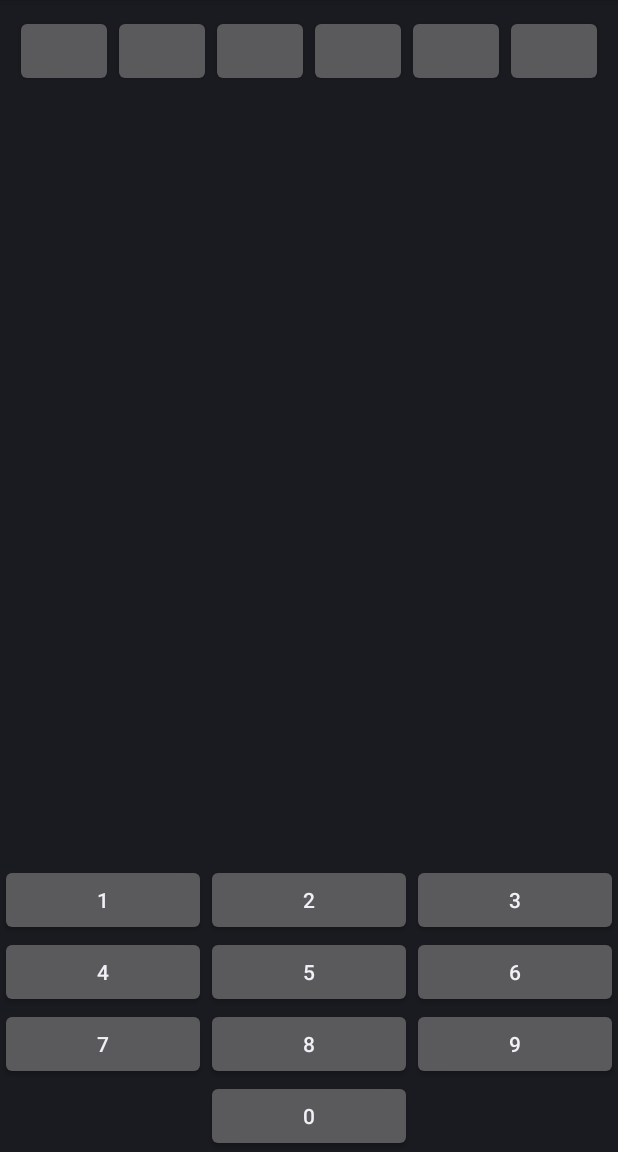
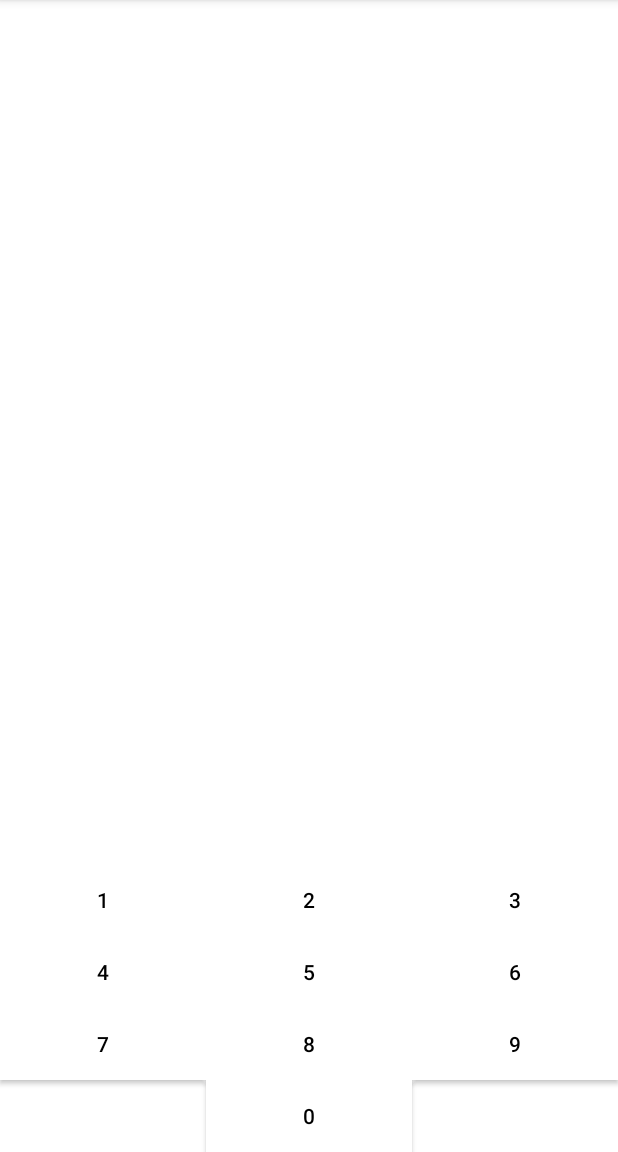
Before and after one commit to coderbunker/kiosk-android, an Android app: the layout password_dialog.xml on its own in the app's theme, with its tools: preview values and no code run, on a phone screen of 412 x 824 dp, the part 84-1236 px from its top. Run offline under Robolectric (Android 15) with nearby library versions, the phone set to English and light mode, and no system bars.

Commit message:
Small design improvements and added secret touch #14

```diff
--- a/app/src/main/java/com/coderbunker/kioskapp/KioskActivity.java
+++ b/app/src/main/java/com/coderbunker/kioskapp/KioskActivity.java
@@ -48,7 +48,7 @@ public class KioskActivity extends Activity {
     private Button n0, n1, n2, n3, n4, n5, n6, n7, n8, n9;
     private ArrayList<Button> numbers;
 
-    private int cptPwd;
+    private int cptPwd, clicks = 0;
 
     private Timer timerLock, timerNav;
 
@@ -130,23 +130,33 @@ public class KioskActivity extends Activity {
 
         Toast.makeText(this, "Loading " + URL, Toast.LENGTH_SHORT).show();
 
+        //Touch events for password
         webView.setOnTouchListener(new View.OnTouchListener() {
 
             @Override
             public boolean onTouch(View view, MotionEvent motionEvent) {
                 hideSystemUI();
 
+                new Timer().schedule(new TimerTask() {
+                    @Override
+                    public void run() {
+                        clicks = 0;
+                    }
+                }, 500);
+
                 if (!dialogPrompted && locked) {
-                    askPassword();
+                    clicks++;
+                    if (clicks >= 4) {
+                        askPassword();
+                        clicks = 0;
+                    }
                     return true;
                 } else
                     return false;
-
-
             }
         });
 
-        numbers = new ArrayList<Button>();
+        numbers = new ArrayList<>();
     }
 
 
@@ -189,11 +199,6 @@ public class KioskActivity extends Activity {
         } else {
             hideSystemUI();
         }
-    }
-
-
-    public static void setURL(String newURL) {
-        URL = newURL;
     }
 
     public void enterNumber(String number) {
@@ -255,6 +260,7 @@ public class KioskActivity extends Activity {
                     prefs.edit().putInt("hotp_counter", hotp_counter).apply();
 
                     launchHome();
+                    return;
                 }
             }
 
--- a/app/src/main/java/com/coderbunker/kioskapp/SettingsActivity.java
+++ b/app/src/main/java/com/coderbunker/kioskapp/SettingsActivity.java
@@ -6,9 +6,7 @@ import android.content.Intent;
 import android.content.SharedPreferences;
 import android.graphics.Bitmap;
 import android.graphics.Color;
-import android.support.v7.app.AppCompatActivity;
 import android.os.Bundle;
-import android.view.KeyEvent;
 import android.view.MenuItem;
 import android.view.View;
 import android.webkit.URLUtil;
@@ -23,6 +21,8 @@ import com.google.zxing.BarcodeFormat;
 import com.google.zxing.WriterException;
 import com.google.zxing.common.BitMatrix;
 import com.google.zxing.qrcode.QRCodeWriter;
+
+import java.util.UUID;
 
 import static android.widget.Toast.LENGTH_LONG;
 
@@ -97,8 +97,15 @@ public class SettingsActivity extends Activity {
             editor.apply();
         }
 
-        otp_uri = "otpauth://totp/Time%20based?secret=" + otp + "&issuer=Kiosk%20Coderbunker";
-        hotp_uri = "otpauth://hotp/Hash%20based?secret=" + otp + "&issuer=Kiosk%20Coderbunker&counter=" + (hotp_counter - 1) + "&algorithm=SHA1";
+        String device = prefs.getString("uuid", null);
+
+        if (device == null) {
+            device = UUID.randomUUID().toString();
+            prefs.edit().putString("uuid", device).apply();
+        }
+
+        otp_uri = "otpauth://totp/" + device + "%20-%20Time?secret=" + otp + "&issuer=Kiosk%20Coderbunker";
+        hotp_uri = "otpauth://hotp/" + device + "%20-%20Counter?secret=" + otp + "&issuer=Kiosk%20Coderbunker&counter=" + (hotp_counter - 1) + "&algorithm=SHA1";
 
         generateQRCodeTOTP(otp_uri);
         generateQRCodeHOTP(hotp_uri);
--- a/app/src/main/res/layout/activity_settings.xml
+++ b/app/src/main/res/layout/activity_settings.xml
@@ -5,6 +5,7 @@
     android:id="@+id/root"
     android:layout_width="match_parent"
     android:layout_height="match_parent"
+    android:background="#FFF"
     android:orientation="vertical"
     tools:context=".SettingsActivity">
 
@@ -114,7 +115,10 @@
                 android:id="@+id/btnSave"
                 android:layout_width="match_parent"
                 android:layout_height="wrap_content"
-                android:text="Save" />
+                android:background="#FFF"
+                android:elevation="4dp"
+                android:text="Save"
+                android:textColor="#000" />
 
 
         </LinearLayout>
--- a/app/src/main/res/layout/password_dialog.xml
+++ b/app/src/main/res/layout/password_dialog.xml
@@ -1,7 +1,8 @@
 <?xml version="1.0" encoding="utf-8"?>
 <RelativeLayout xmlns:android="http://schemas.android.com/apk/res/android"
     android:layout_width="fill_parent"
-    android:layout_height="fill_parent">
+    android:layout_height="fill_parent"
+    android:background="#FFF">
 
     <LinearLayout xmlns:android="http://schemas.android.com/apk/res/android"
         android:id="@+id/layout_root"
@@ -22,42 +23,60 @@
             android:layout_width="wrap_content"
             android:layout_height="wrap_content"
             android:layout_weight="1"
-            android:clickable="false" />
+            android:background="#FFF"
+            android:clickable="false"
+            android:textColor="#000"
+            android:textSize="30sp" />
 
         <Button
             android:id="@+id/b2"
             android:layout_width="wrap_content"
             android:layout_height="wrap_content"
             android:layout_weight="1"
-            android:clickable="false" />
+            android:background="#FFF"
+            android:clickable="false"
+            android:textColor="#000"
+            android:textSize="30sp" />
 
         <Button
             android:id="@+id/b3"
             android:layout_width="wrap_content"
             android:layout_height="wrap_content"
             android:layout_weight="1"
-            android:clickable="false" />
+            android:background="#FFF"
+            android:clickable="false"
+            android:textColor="#000"
+            android:textSize="30sp" />
 
         <Button
             android:id="@+id/b4"
             android:layout_width="wrap_content"
             android:layout_height="wrap_content"
             android:layout_weight="1"
-            android:clickable="false" />
+            android:background="#FFF"
+            android:clickable="false"
+            android:textColor="#000"
+            android:textSize="30sp" />
 
         <Button
             android:id="@+id/b5"
             android:layout_width="wrap_content"
             android:layout_height="wrap_content"
             android:layout_weight="1"
-            android:clickable="false" />
+            android:background="#FFF"
+            android:clickable="false"
+            android:textColor="#000"
+            android:textSize="30sp" />
 
         <Button
             android:id="@+id/b6"
             android:layout_width="wrap_content"
             android:layout_height="wrap_content"
             android:layout_weight="1"
-            android:clickable="false" />
+            android:background="#FFF"
+            android:clickable="false"
+            android:textColor="#000"
+            android:textSize="30sp" />
 
     </LinearLayout>
 
@@ -88,67 +107,97 @@
         <Button
             android:id="@+id/number1"
             android:layout_columnWeight="1"
+            android:background="#FFF"
+            android:elevation="4dp"
             android:tag="1"
-            android:text="1" />
+            android:text="1"
+            android:textColor="#000" />
 
         <Button
             android:id="@+id/number2"
             android:layout_columnWeight="1"
+            android:background="#FFF"
+            android:elevation="4dp"
             android:tag="2"
-            android:text="2" />
+            android:text="2"
+            android:textColor="#000" />
 
         <Button
             android:id="@+id/number3"
             android:layout_columnWeight="1"
+            android:background="#FFF"
+            android:elevation="4dp"
             android:tag="3"
-            android:text="3" />
+            android:text="3"
+            android:textColor="#000" />
 
         <Button
             android:id="@+id/number4"
             android:layout_columnWeight="1"
+            android:background="#FFF"
+            android:elevation="4dp"
             android:tag="4"
-            android:text="4" />
+            android:text="4"
+            android:textColor="#000" />
 
         <Button
             android:id="@+id/number5"
             android:layout_columnWeight="1"
+            android:background="#FFF"
+            android:elevation="4dp"
             android:tag="5"
-            android:text="5" />
+            android:text="5"
+            android:textColor="#000" />
 
         <Button
             android:id="@+id/number6"
             android:layout_columnWeight="1"
+            android:background="#FFF"
+            android:elevation="4dp"
             android:tag="6"
-            android:text="6" />
+            android:text="6"
+            android:textColor="#000" />
 
         <Button
             android:id="@+id/number7"
             android:layout_columnWeight="1"
+            android:background="#FFF"
+            android:elevation="4dp"
             android:onClick=""
             android:tag="7"
-            android:text="7" />
+            android:text="7"
+            android:textColor="#000" />
 
         <Button
             android:id="@+id/number8"
             android:layout_columnWeight="1"
+            android:background="#FFF"
+            android:elevation="4dp"
             android:onClick=""
             android:tag="8"
-            android:text="8" />
+            android:text="8"
+            android:textColor="#000" />
 
         <Button
             android:id="@+id/number9"
             android:layout_columnWeight="1"
+            android:background="#FFF"
+            android:elevation="4dp"
             android:onClick=""
             android:tag="9"
-            android:text="9" />
+            android:text="9"
+            android:textColor="#000" />
 
         <Button
             android:id="@+id/number0"
             android:layout_column="1"
             android:layout_columnWeight="1"
+            android:background="#FFF"
+            android:elevation="4dp"
             android:onClick=""
             android:tag="0"
-            android:text="0" />
+            android:text="0"
+            android:textColor="#000" />
     </GridLayout>
 
 </RelativeLayout>
```
